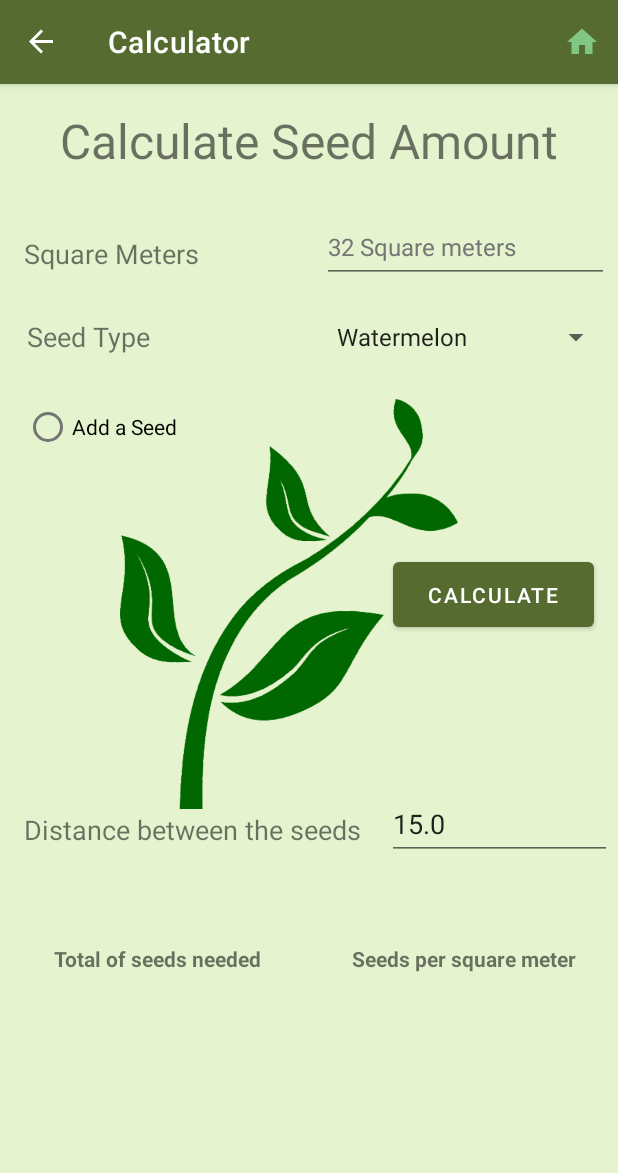
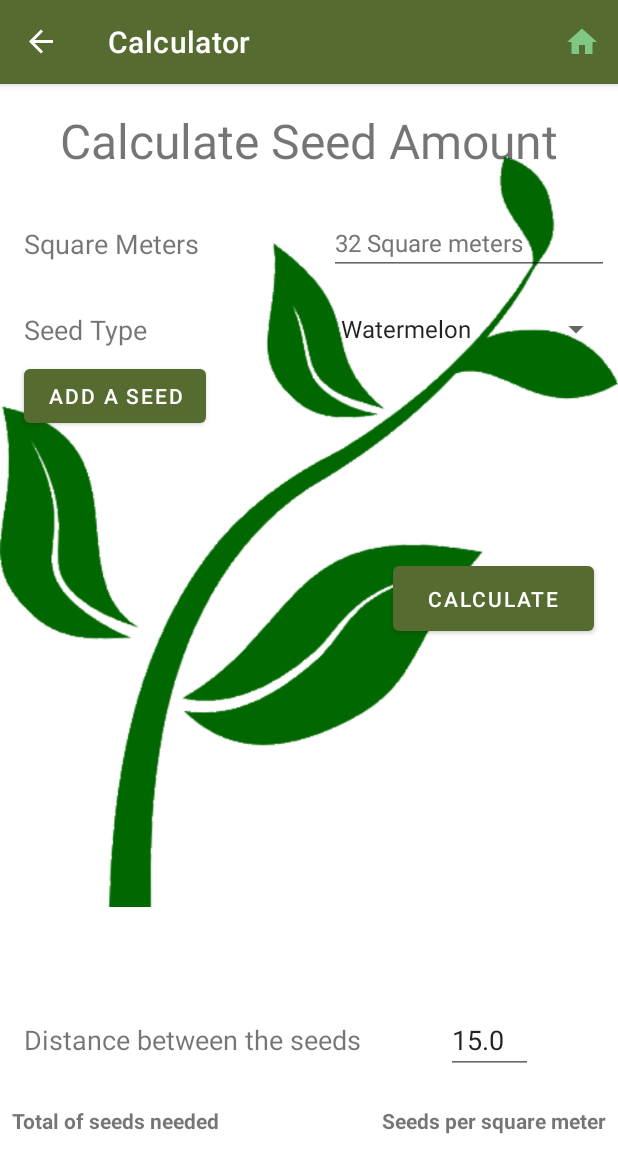
Before and after one commit to F2022-AppDev-II/project-farmerverse, an Android app: the CalculatorFragment screen opened through its navigation route, on a phone screen of 412 x 824 dp. Shown: the top 1173 px of the screen. Run offline under Robolectric (Android 15) with nearby library versions, the phone set to English and light mode, and no system bars; our stand-ins replace Picasso, Room's generated code, Volley, navigation-ui; network calls fail; pictures from the network do not load.

Commit message:
changed back some colors for dark mode compatibility

```diff
--- a/farmerverse/app/src/main/java/com/example/farmerverse/fragments/CalculatorFragment.java
+++ b/farmerverse/app/src/main/java/com/example/farmerverse/fragments/CalculatorFragment.java
@@ -7,6 +7,7 @@ import android.view.View;
 import android.view.ViewGroup;
 import android.widget.AdapterView;
 import android.widget.ArrayAdapter;
+import android.widget.Button;
 import android.widget.EditText;
 import android.widget.RadioButton;
 import android.widget.Spinner;
@@ -51,7 +52,7 @@ public class CalculatorFragment extends Fragment {
     private EditText editTextDistanceBetweenTwoSeeds;
     private TextView txtSeedsNeeded;
     private TextView txtPerSquareMeter;
-    private RadioButton radioButtonManuallyAdd;
+    private Button btnAddSeedCalculator;
     private FarmerverseViewModel farmerverseViewModel;
     private NavController navController;
     private double squareMeters;
@@ -119,7 +120,6 @@ public class CalculatorFragment extends Fragment {
 //        RadioButton = view.findViewById(R.id.);
 
 
-
         //add items to spinner from DB
 
         LiveData<List<Seed>> seeds;
@@ -184,10 +184,10 @@ public class CalculatorFragment extends Fragment {
         });
 
 
-
-        view.findViewById(R.id.radioButtonManuallyAddSeed).setOnClickListener(new View.OnClickListener() {
+        view.findViewById(R.id.btnAddSeedCalculator).setOnClickListener(new View.OnClickListener() {
             @Override
-            public void onClick(View v) {
+            public void onClick(View v)
+            {
                 navController.navigate(R.id.action_calculator_to_addSeed);
             }
         });
--- a/farmerverse/app/src/main/res/layout/fragment_calculator.xml
+++ b/farmerverse/app/src/main/res/layout/fragment_calculator.xml
@@ -6,33 +6,38 @@
     android:layout_height="match_parent"
     tools:context=".fragments.CalculatorFragment">
 
+    <ImageView
+        android:id="@+id/imageView4"
+        android:layout_width="wrap_content"
+        android:layout_height="wrap_content"
+        android:src="@drawable/plant" />
+
     <androidx.constraintlayout.widget.ConstraintLayout
         android:layout_width="match_parent"
-        android:layout_height="match_parent"
-        android:background="#97D4ECAE">
+        android:layout_height="match_parent">
 
         <TextView
             android:id="@+id/txtSeedsPerSquareMeter"
             android:layout_width="wrap_content"
             android:layout_height="wrap_content"
 
+            android:layout_marginEnd="64dp"
             android:textSize="@dimen/TitleText"
-            app:layout_constraintEnd_toEndOf="@+id/textView8"
-            app:layout_constraintStart_toStartOf="@+id/textView8"
+            app:layout_constraintBottom_toBottomOf="@+id/txtSeedsNeeded"
+            app:layout_constraintEnd_toEndOf="parent"
             app:layout_constraintTop_toTopOf="@+id/txtSeedsNeeded" />
 
         <EditText
             android:id="@+id/editTextDistanceBetweenTwoSeeds"
-            android:layout_width="150dp"
-            android:layout_height="48dp"
-            android:layout_marginEnd="4dp"
-            android:layout_marginBottom="56dp"
-            android:ems="10"
+            android:layout_width="wrap_content"
+            android:layout_height="wrap_content"
             android:hint="@string/_32_cm"
             android:importantForAutofill="no"
             android:inputType="number"
-            app:layout_constraintBottom_toTopOf="@+id/textView8"
-            app:layout_constraintEnd_toEndOf="parent" />
+            app:layout_constraintBottom_toBottomOf="@+id/textView6"
+            app:layout_constraintEnd_toEndOf="parent"
+            app:layout_constraintStart_toEndOf="@+id/textView6"
+            app:layout_constraintTop_toTopOf="@+id/textView6" />
 
         <TextView
             android:id="@+id/txtCalculatorTitle"
@@ -50,17 +55,17 @@
             android:layout_width="wrap_content"
             android:layout_height="wrap_content"
             android:layout_marginStart="16dp"
-            android:layout_marginTop="16dp"
             android:text="@string/square_meters"
             android:textSize="18sp"
             android:textStyle="normal"
+            app:layout_constraintBottom_toBottomOf="@+id/editTxtSquareMeters"
             app:layout_constraintStart_toStartOf="parent"
             app:layout_constraintTop_toTopOf="@+id/editTxtSquareMeters" />
 
         <EditText
             android:id="@+id/editTxtSquareMeters"
-            android:layout_width="191dp"
-            android:layout_height="48dp"
+            android:layout_width="0dp"
+            android:layout_height="wrap_content"
             android:layout_marginTop="25dp"
             android:layout_marginEnd="6dp"
             android:layout_marginBottom="24dp"
@@ -78,101 +83,89 @@
             android:id="@+id/textView4"
             android:layout_width="91dp"
             android:layout_height="wrap_content"
-            android:layout_marginStart="18dp"
-            android:layout_marginBottom="12dp"
+            android:layout_marginStart="16dp"
             android:text="@string/seed_type"
             android:textSize="18sp"
             app:layout_constraintBottom_toBottomOf="@+id/spinner"
-            app:layout_constraintStart_toStartOf="parent" />
+            app:layout_constraintStart_toStartOf="parent"
+            app:layout_constraintTop_toTopOf="@+id/spinner" />
 
         <Spinner
             android:id="@+id/spinner"
-            android:layout_width="191dp"
-            android:layout_height="48dp"
+            android:layout_width="0dp"
+            android:layout_height="wrap_content"
             android:layout_marginTop="12dp"
             android:layout_marginEnd="4dp"
             android:contentDescription="@string/SeedType"
+            android:minHeight="48dp"
             android:visibility="visible"
             app:layout_constraintEnd_toEndOf="parent"
+            app:layout_constraintStart_toStartOf="@+id/editTxtSquareMeters"
             app:layout_constraintTop_toBottomOf="@+id/editTxtSquareMeters" />
 
         <TextView
             android:id="@+id/textView6"
-            android:layout_width="228dp"
+            android:layout_width="wrap_content"
             android:layout_height="wrap_content"
             android:layout_marginStart="16dp"
-            android:layout_marginTop="232dp"
+            android:layout_marginBottom="32dp"
             android:text="@string/distance_between_the_seeds"
             android:textSize="18sp"
             android:textStyle="normal"
-            app:layout_constraintStart_toStartOf="parent"
-            app:layout_constraintTop_toBottomOf="@+id/radioButtonManuallyAddSeed" />
+            app:layout_constraintBottom_toTopOf="@+id/textView7"
+            app:layout_constraintStart_toStartOf="parent" />
 
         <TextView
             android:id="@+id/textView7"
             android:layout_width="wrap_content"
             android:layout_height="wrap_content"
-            android:layout_marginStart="36dp"
-            android:layout_marginTop="64dp"
+            android:layout_marginStart="8dp"
+            android:layout_marginBottom="16dp"
             android:text="@string/total_of_seeds_needed"
             android:textStyle="bold"
-            app:layout_constraintStart_toStartOf="parent"
-            app:layout_constraintTop_toBottomOf="@+id/textView6" />
+            app:layout_constraintBottom_toTopOf="@+id/txtSeedsNeeded"
+            app:layout_constraintStart_toStartOf="parent" />
 
         <TextView
             android:id="@+id/textView8"
             android:layout_width="wrap_content"
             android:layout_height="wrap_content"
-            android:layout_marginEnd="28dp"
+            android:layout_marginEnd="8dp"
             android:text="@string/seeds_per_square_meter"
             android:textStyle="bold"
             app:layout_constraintBottom_toBottomOf="@+id/textView7"
             app:layout_constraintEnd_toEndOf="parent"
-            app:layout_constraintTop_toTopOf="@+id/textView7"
-            app:layout_constraintVertical_bias="1.0" />
+            app:layout_constraintTop_toTopOf="@+id/textView7" />
 
         <TextView
             android:id="@+id/txtSeedsNeeded"
             android:layout_width="wrap_content"
             android:layout_height="wrap_content"
-            android:layout_marginTop="32dp"
+            android:layout_marginStart="64dp"
+            android:layout_marginBottom="8dp"
             android:textSize="@dimen/TitleText"
-            app:layout_constraintEnd_toEndOf="@+id/textView7"
-            app:layout_constraintStart_toStartOf="@+id/textView7"
-            app:layout_constraintTop_toBottomOf="@+id/textView7" />
-
-        <RadioButton
-            android:id="@+id/radioButtonManuallyAddSeed"
-            android:layout_width="135dp"
-            android:layout_height="48dp"
-            android:layout_marginStart="16dp"
-            android:layout_marginTop="24dp"
-            android:text="@string/AddSeed"
-            app:layout_constraintStart_toStartOf="parent"
-            app:layout_constraintTop_toBottomOf="@+id/textView4" />
-
-        <ImageView
-            android:id="@+id/imageView4"
-            android:layout_width="225dp"
-            android:layout_height="421dp"
-            android:layout_marginStart="80dp"
-            android:layout_marginBottom="16dp"
-            android:src="@drawable/plant"
-            app:layout_constraintBottom_toTopOf="@+id/textView7"
+            app:layout_constraintBottom_toBottomOf="parent"
             app:layout_constraintStart_toStartOf="parent" />
 
         <Button
             android:id="@+id/btnCalculate"
             android:layout_width="134dp"
             android:layout_height="55dp"
-            android:layout_marginStart="275dp"
-            android:layout_marginTop="120dp"
+            android:layout_marginTop="128dp"
             android:layout_marginEnd="16dp"
             android:text="@string/calculate"
             app:layout_constraintEnd_toEndOf="parent"
-            app:layout_constraintHorizontal_bias="1.0"
+            app:layout_constraintTop_toBottomOf="@+id/spinner" />
+
+        <Button
+            android:id="@+id/btnAddSeedCalculator"
+            android:layout_width="wrap_content"
+            android:layout_height="wrap_content"
+            android:layout_marginStart="16dp"
+            android:layout_marginTop="8dp"
+            android:text="Add a Seed"
             app:layout_constraintStart_toStartOf="parent"
-            app:layout_constraintTop_toBottomOf="@+id/spinner" />
+            app:layout_constraintTop_toBottomOf="@+id/textView4" />
 
     </androidx.constraintlayout.widget.ConstraintLayout>
 </FrameLayout>
--- a/farmerverse/app/src/main/res/layout/fragment_home.xml
+++ b/farmerverse/app/src/main/res/layout/fragment_home.xml
@@ -4,7 +4,6 @@
     xmlns:tools="http://schemas.android.com/tools"
     android:layout_width="match_parent"
     android:layout_height="match_parent"
-    android:background="#D4ECAE"
     tools:context=".MainActivity">
 
     <ImageView
@@ -12,9 +11,9 @@
         android:layout_width="0dp"
         android:layout_height="0dp"
         android:layout_marginStart="8dp"
-        android:layout_marginTop="10dp"
+        android:layout_marginTop="16dp"
         android:layout_marginEnd="8dp"
-        android:layout_marginBottom="10dp"
+        android:layout_marginBottom="16dp"
         app:layout_constraintBottom_toBottomOf="parent"
         app:layout_constraintEnd_toEndOf="parent"
         app:layout_constraintHorizontal_bias="1.0"
@@ -24,9 +23,21 @@
         app:srcCompat="@drawable/farm_round" />
 
 
+    <TextView
+        android:id="@+id/txtHarvest"
+        android:layout_width="wrap_content"
+        android:layout_height="0dp"
+        android:fontFamily="@font/roboto_slab_semi_bold"
+        android:text="@string/days_till_harvest"
+        android:textSize="28sp"
+        android:textStyle="bold"
+        app:layout_constraintEnd_toEndOf="parent"
+        app:layout_constraintStart_toEndOf="@+id/imageView2"
+        app:layout_constraintTop_toBottomOf="@+id/txtNumberOfDays" />
+
     <FrameLayout
         android:id="@+id/flWeather"
-        android:layout_width="379dp"
+        android:layout_width="match_parent"
         android:layout_height="261dp"
         android:layout_marginStart="16dp"
         android:layout_marginTop="48dp"
@@ -47,7 +58,7 @@
         android:layout_width="@dimen/main_btn_width"
         android:layout_height="@dimen/main_btn_height"
         android:layout_marginStart="32dp"
-        android:layout_marginTop="28dp"
+        android:layout_marginTop="32dp"
         android:text="@string/calculator"
         app:layout_constraintStart_toStartOf="parent"
         app:layout_constraintTop_toBottomOf="@+id/flWeather" />
@@ -85,28 +96,16 @@
         app:layout_constraintVertical_bias="0.0" />
 
     <TextView
-        android:id="@+id/txtHarvest"
-        android:layout_width="184dp"
-        android:layout_height="56dp"
-        android:layout_marginTop="4dp"
-        android:layout_marginEnd="8dp"
-        android:fontFamily="@font/roboto_slab_semi_bold"
-        android:text="@string/days_till_harvest"
-        android:textSize="28sp"
-        android:textStyle="bold"
-        app:layout_constraintEnd_toEndOf="parent"
-        app:layout_constraintTop_toTopOf="parent" />
-
-    <TextView
         android:id="@+id/txtNumberOfDays"
-        android:layout_width="130dp"
-        android:layout_height="57dp"
-        android:layout_marginTop="4dp"
+        android:layout_width="wrap_content"
+        android:layout_height="0dp"
+        android:layout_marginTop="8dp"
         android:fontFamily="@font/roboto_slab_semi_bold"
         android:includeFontPadding="false"
         android:text="123 Days"
         android:textSize="28sp"
-        app:layout_constraintEnd_toStartOf="@+id/txtHarvest"
+        app:layout_constraintEnd_toEndOf="parent"
+        app:layout_constraintStart_toEndOf="@+id/imageView2"
         app:layout_constraintTop_toTopOf="parent" />
 
     <TextView
@@ -132,9 +131,10 @@
         android:id="@+id/imageView2"
         android:layout_width="82dp"
         android:layout_height="84dp"
-        android:layout_marginTop="6dp"
-        android:layout_marginEnd="2dp"
-        app:layout_constraintEnd_toStartOf="@+id/txtNumberOfDays"
+        android:layout_marginStart="8dp"
+        android:layout_marginTop="8dp"
+        android:layout_marginBottom="8dp"
+        app:layout_constraintBottom_toTopOf="@+id/flWeather"
         app:layout_constraintStart_toStartOf="parent"
         app:layout_constraintTop_toTopOf="parent"
         app:srcCompat="@drawable/smart_farm" />
--- a/farmerverse/app/src/main/res/layout/seed_item.xml
+++ b/farmerverse/app/src/main/res/layout/seed_item.xml
@@ -81,6 +81,7 @@
         android:layout_width="wrap_content"
         android:layout_height="wrap_content"
         android:layout_marginBottom="8dp"
+        android:backgroundTint="#008AA4"
         android:fontFamily="@font/roboto_slab_semi_bold"
         android:text="Edit"
         app:layout_constraintBottom_toBottomOf="parent"
--- a/farmerverse/app/src/main/res/values-night/themes.xml
+++ b/farmerverse/app/src/main/res/values-night/themes.xml
@@ -2,11 +2,11 @@
     <!-- Base application theme. -->
     <style name="Theme.Farmerverse" parent="Theme.MaterialComponents.DayNight.DarkActionBar">
         <!-- Primary brand color. -->
-        <item name="colorPrimary">@color/purple_200</item>
+        <item name="colorPrimary">@color/material_green_700</item>
         <item name="colorPrimaryVariant">@color/purple_700</item>
-        <item name="colorOnPrimary">@color/black</item>
+        <item name="colorOnPrimary">@color/white</item>
         <!-- Secondary brand color. -->
-        <item name="colorSecondary">@color/teal_200</item>
+        <item name="colorSecondary">@color/material_grey_700</item>
         <item name="colorSecondaryVariant">@color/teal_200</item>
         <item name="colorOnSecondary">@color/black</item>
         <!-- Status bar color. -->
```
